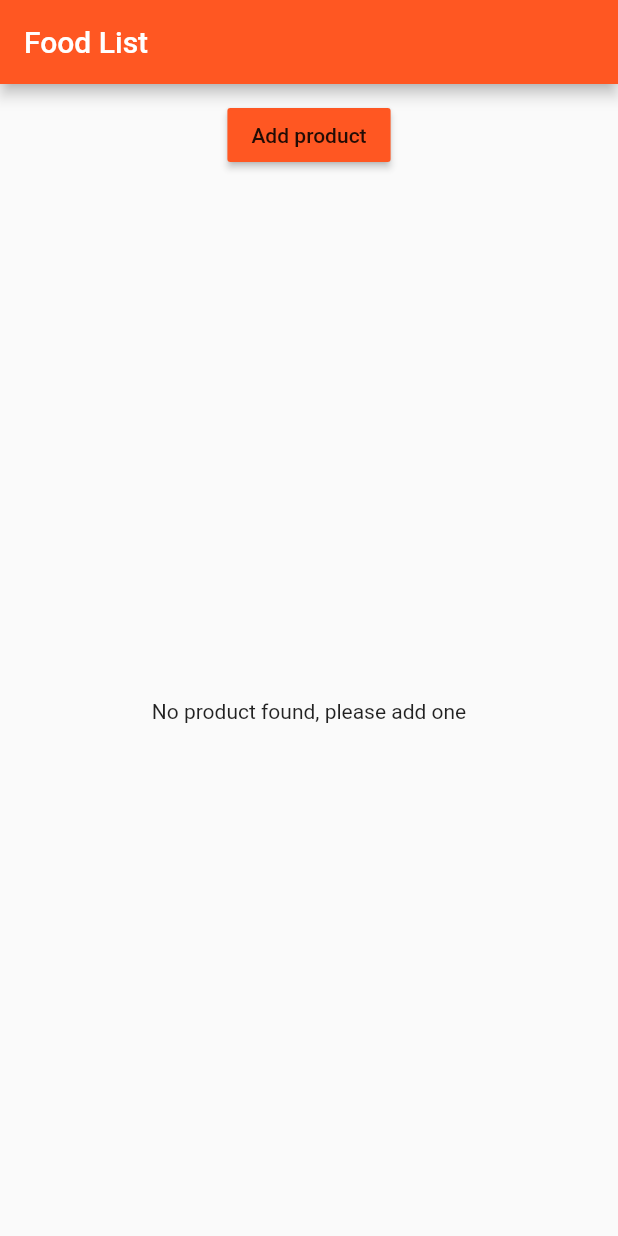
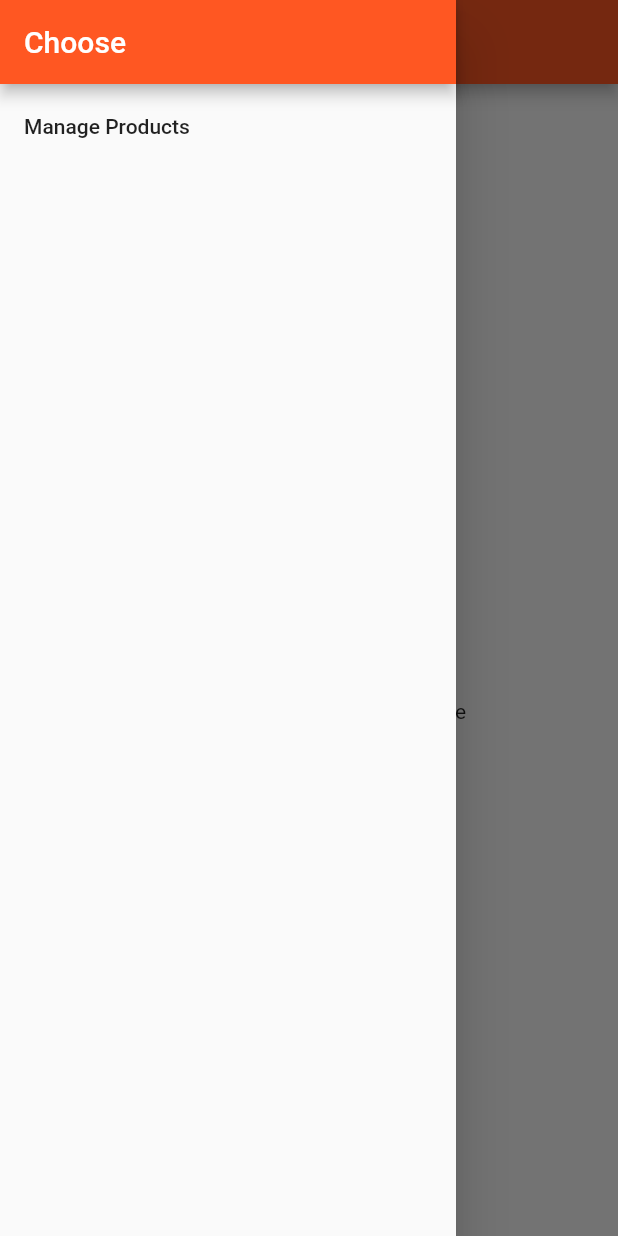
Before and after one commit to ofu997/flutter1, a Flutter app: the ProductsPage screen opened directly, with the side drawer open (before the commit the screen has no drawer), on a phone screen of 412 x 824 dp. Run offline on Flutter 3.47's test engine with Material 2 defaults, Android fonts, the phone set to English and light mode, and no system bars.

Commit message:
+ menu item

```diff
--- a/lib/pages/products.dart
+++ b/lib/pages/products.dart
@@ -6,7 +6,10 @@ class ProductsPage extends StatelessWidget{
   Widget build(BuildContext context) {
     // TODO: implement build
     return Scaffold(
-      // we can put UI elements here
+      drawer: Drawer(child: Column(children: <Widget>[
+        AppBar(automaticallyImplyLeading: false, title: Text('Choose'),), //automaticallyImplyLeading: whether to assume AppBar actions
+        ListTile(title: Text('Manage Products'), onTap: (){},)
+      ],),),
       appBar: AppBar(
         title: Text('Food List'),
       ),
```
